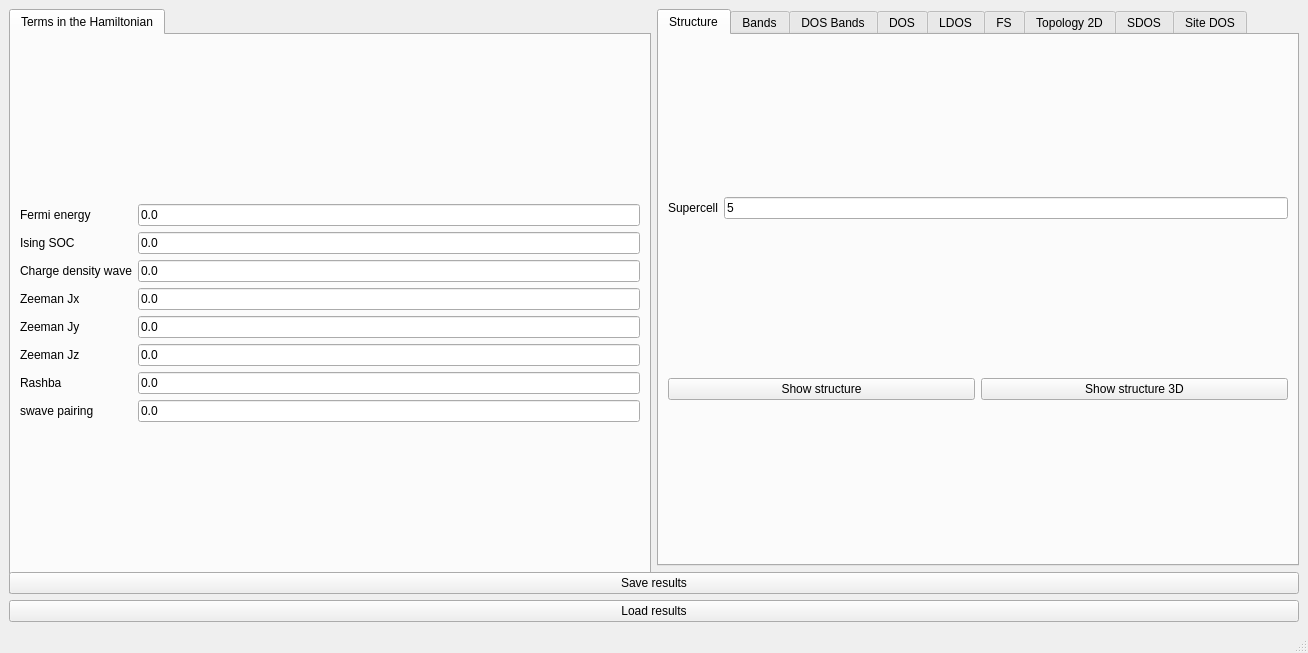
This is interface-pyqt/tmdc/interface.ui in joselado/quantum-lattice as Qt 5 draws it before an edit. The edited form follows.
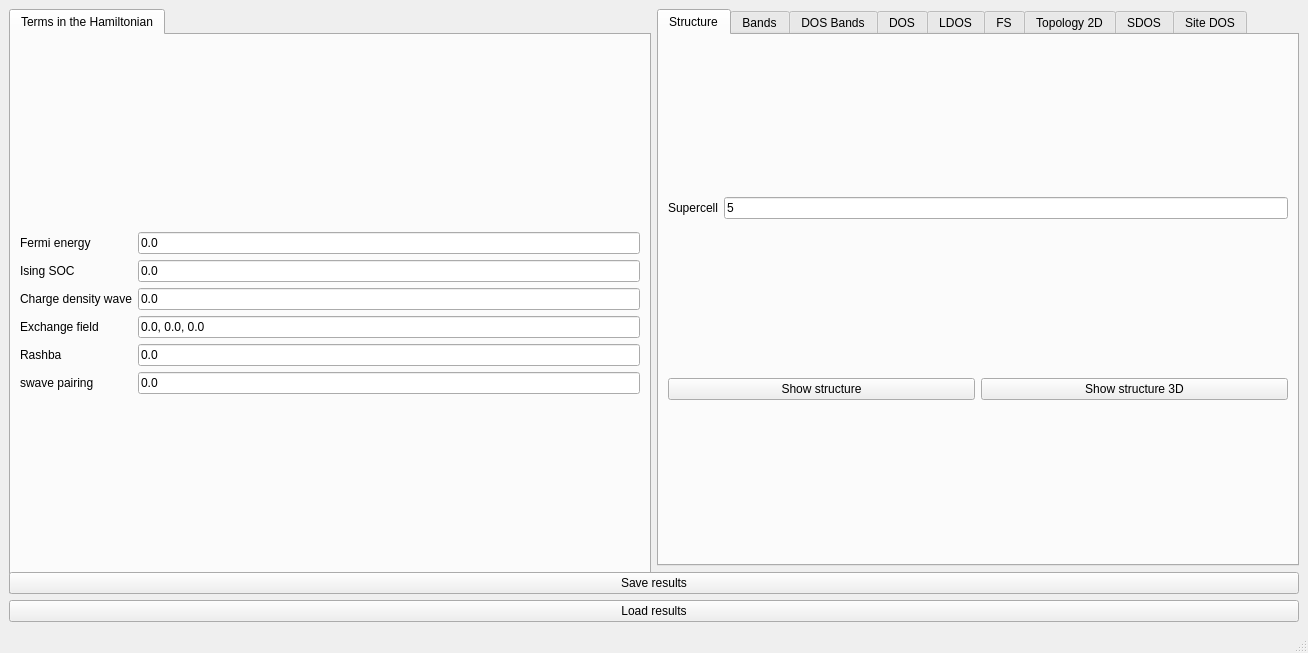
This is the edited form. Custom widgets are drawn as their Qt base class.

Commit message: Unify per-component exchange fields into a single array, like 0d

The edit to the form file:
```diff
--- a/interface-pyqt/tmdc/interface.ui
+++ b/interface-pyqt/tmdc/interface.ui
@@ -37,34 +37,13 @@
             </property>
            </widget>
           </item>
-          <item row="5" column="1">
-           <widget class="LineEdit" name="Bz">
-            <property name="text">
-             <string>0.0</string>
-            </property>
-           </widget>
-          </item>
           <item row="3" column="1">
-           <widget class="LineEdit" name="Bx">
+           <widget class="LineEdit" name="exchange">
             <property name="toolTip">
-             <string>Exchange proximity in x direction</string>
+             <string>Exchange field in the system, taken as a vector with component Jx, Jy and Jz</string>
             </property>
             <property name="text">
-             <string>0.0</string>
-            </property>
-           </widget>
-          </item>
-          <item row="5" column="0">
-           <widget class="BodyLabel" name="label_5">
-            <property name="text">
-             <string>Zeeman Jz</string>
-            </property>
-           </widget>
-          </item>
-          <item row="4" column="1">
-           <widget class="LineEdit" name="By">
-            <property name="text">
-             <string>0.0</string>
+             <string>0.0, 0.0, 0.0</string>
             </property>
            </widget>
           </item>
@@ -115,14 +94,7 @@
           <item row="3" column="0">
            <widget class="BodyLabel" name="label_3">
             <property name="text">
-             <string>Zeeman Jx</string>
-            </property>
-           </widget>
-          </item>
-          <item row="4" column="0">
-           <widget class="BodyLabel" name="label_4">
-            <property name="text">
-             <string>Zeeman Jy</string>
+             <string>Exchange field</string>
             </property>
            </widget>
           </item>
```
The commit also changes 24 other files.
